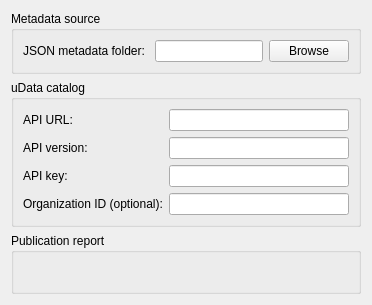
First picture: the form in dicogis/ui/wdg_tab_publish.ui, repository Guts/DicoGIS, before the edit.
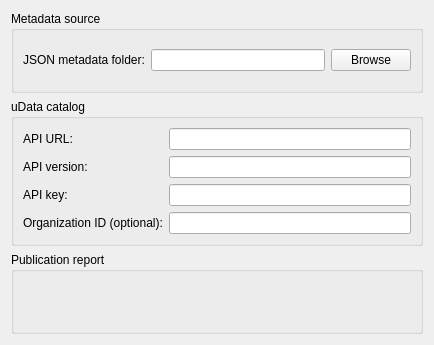
Second picture: the form after the edit. Custom widgets are drawn as their Qt base class.

```diff
--- a/dicogis/ui/wdg_tab_publish.ui
+++ b/dicogis/ui/wdg_tab_publish.ui
@@ -2,6 +2,17 @@
 <ui version="4.0">
  <class>TabPublish</class>
  <widget class="QWidget" name="wdg_tab_publish">
+  <property name="geometry">
+   <rect>
+    <x>0</x>
+    <y>0</y>
+    <width>434</width>
+    <height>345</height>
+   </rect>
+  </property>
+  <property name="locale">
+   <locale language="English" country="UnitedStates"/>
+  </property>
   <layout class="QVBoxLayout" name="verticalLayout">
    <item>
     <widget class="QGroupBox" name="grp_source">
@@ -12,7 +23,7 @@
       <item row="0" column="0">
        <widget class="QLabel" name="lbl_input_folder">
         <property name="text">
-         <string>JSON metadata folder: </string>
+         <string>JSON metadata folder:</string>
         </property>
        </widget>
       </item>
```
Left out of the diff: 6 changed lines with no effect on the pictures.
